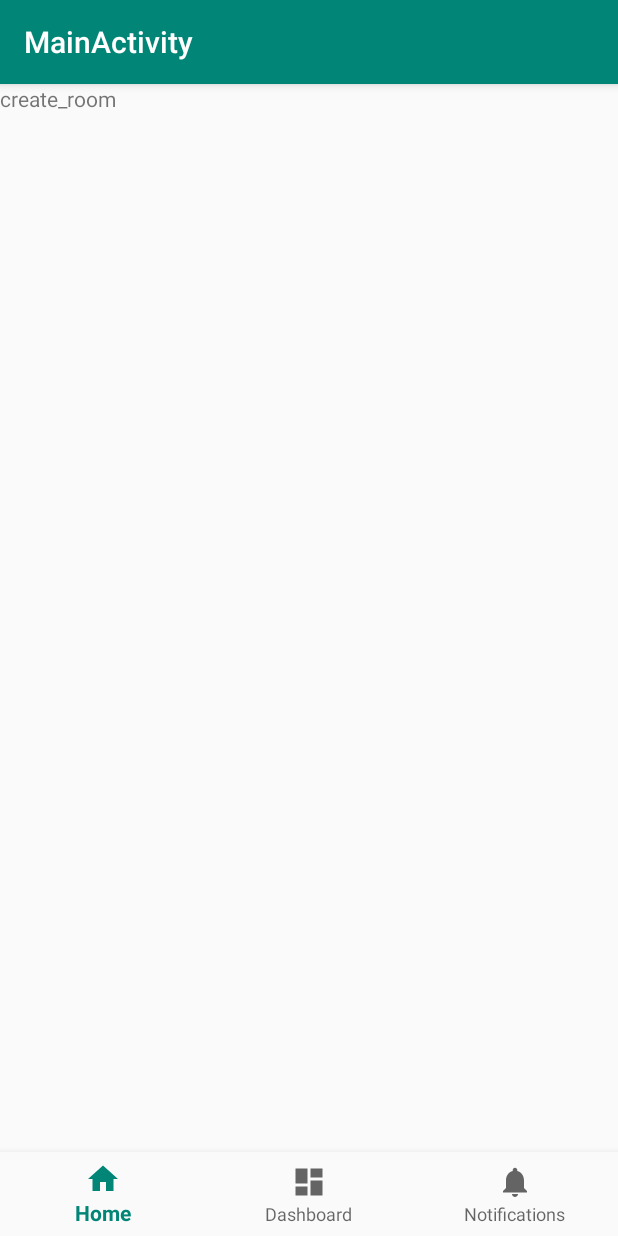
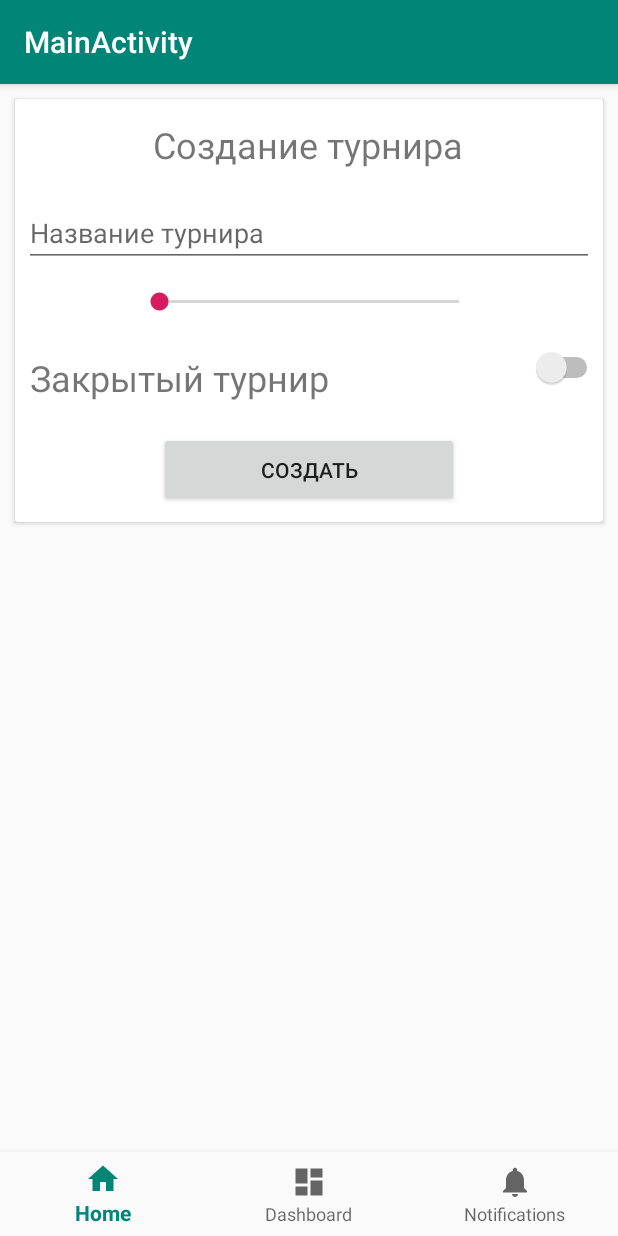
Before and after one commit to N18JAVAPROGRAMMING/Domino, an Android app: the fragment CreateRoom placed in its activity, on a phone screen of 412 x 824 dp. Run offline under Robolectric (Android 15) with nearby library versions, the phone set to English and light mode, and no system bars.

Commit message:
some changes

```diff
--- a/app/build.gradle
+++ b/app/build.gradle
@@ -29,5 +29,5 @@ dependencies {
     androidTestImplementation 'com.android.support.test.espresso:espresso-core:3.0.2'
     implementation 'com.squareup.retrofit2:retrofit:2.5.0'
     implementation 'com.squareup.retrofit2:converter-gson:2.5.0'
-
+    implementation 'com.android.support:design:28.0.0'
 }
--- a/app/src/main/java/com/example/guest/domino/CreateRoom.java
+++ b/app/src/main/java/com/example/guest/domino/CreateRoom.java
@@ -2,10 +2,15 @@ package com.example.guest.domino;
 
 
 import android.os.Bundle;
+import android.support.design.widget.Snackbar;
 import android.support.v4.app.Fragment;
 import android.view.LayoutInflater;
 import android.view.View;
 import android.view.ViewGroup;
+import android.widget.Button;
+import android.widget.EditText;
+import android.widget.SeekBar;
+import android.widget.Switch;
 
 
 /**
@@ -13,9 +18,22 @@ import android.view.ViewGroup;
  */
 public class CreateRoom extends Fragment {
 
+    EditText  editName;
+    Switch turnSwitch;
+    SeekBar seekBar;
+    Button  createButton;
+    static OnCreateRoomListener onCreateRoomListener;
+
+   public interface  OnCreateRoomListener{
+       void OnRoomCreated(Room room);
+   }
 
     public CreateRoom() {
         // Required empty public constructor
+    }
+
+    public void setOnCreateRoomListener(OnCreateRoomListener listener){
+        onCreateRoomListener=listener;
     }
 
 
@@ -23,17 +41,50 @@ public class CreateRoom extends Fragment {
 
         Bundle args = new Bundle();
 
+
         CreateRoom fragment = new CreateRoom();
         fragment.setArguments(args);
         return fragment;
     }
 
 
+
+
     @Override
     public View onCreateView(LayoutInflater inflater, ViewGroup container,
                              Bundle savedInstanceState) {
-        // Inflate the layout for this fragment
-        return inflater.inflate(R.layout.fragment_create_room, container, false);
+        View v  =inflater.inflate(R.layout.fragment_create_room, container, false);
+        editName=v.findViewById(R.id.edit_name);
+        seekBar = v.findViewById(R.id.seek_bar);
+        turnSwitch = v.findViewById(R.id.turnOfOn);
+        seekBar.setMax(5);
+
+        createButton=v.findViewById(R.id.create);
+        setCreateRoomListener();
+
+        return v;
+    }
+
+    public void setCreateRoomListener(){
+        createButton.setOnClickListener(new View.OnClickListener() {
+            @Override
+            public void onClick(View v) {
+                if (editName.getText().toString().length()>0){
+                    Room r = new Room();
+                    r.setName(editName.getText().toString());
+                    r.setRequired_count(seekBar.getProgress());
+                    boolean mode=false;
+                    if(turnSwitch.isActivated()){
+                        mode=true;
+                    }
+                    r.setPrivacyMode(mode);
+                    Snackbar.make(v,"Заявка на турнир приянята",Snackbar.LENGTH_LONG).show();
+                    onCreateRoomListener.OnRoomCreated(r);
+                } else {
+                    Snackbar.make(v,"Не введено имя турнира",Snackbar.LENGTH_LONG).show();
+                }
+            }
+        });
     }
 
 }
--- a/app/src/main/java/com/example/guest/domino/MainActivity.java
+++ b/app/src/main/java/com/example/guest/domino/MainActivity.java
@@ -46,7 +46,15 @@ public class MainActivity extends AppCompatActivity {
                 startActivity(intent);
             }
         });
+
         createRoomFragment=CreateRoom.newInstance();
+       createRoomFragment.setOnCreateRoomListener(new CreateRoom.OnCreateRoomListener() {
+           @Override
+           public void OnRoomCreated(Room room) {
+               getSupportFragmentManager().beginTransaction().replace(R.id.fragment,roomsFragment).commit();
+           }
+       });
+
         getSupportFragmentManager().beginTransaction().replace(R.id.fragment,userFragment).commit();
 
 
--- a/app/src/main/java/com/example/guest/domino/Room.java
+++ b/app/src/main/java/com/example/guest/domino/Room.java
@@ -9,6 +9,7 @@ public class Room {
     int Complexity;
     List<User> active_user;
     int current_count;
+    boolean close;
 
     public static Room GenerateRoom(){
         Room r = new Room();
@@ -32,6 +33,10 @@ public class Room {
 
     public String getName() {
         return Name;
+    }
+
+    public void setPrivacyMode(boolean value){
+        close=value;
     }
 
     public void setName(String name) {
--- a/app/src/main/res/layout/fragment_create_room.xml
+++ b/app/src/main/res/layout/fragment_create_room.xml
@@ -1,14 +1,77 @@
 <?xml version="1.0" encoding="utf-8"?>
-<FrameLayout xmlns:android="http://schemas.android.com/apk/res/android"
+<RelativeLayout xmlns:android="http://schemas.android.com/apk/res/android"
     xmlns:tools="http://schemas.android.com/tools"
-    android:layout_width="match_parent"
-    android:layout_height="match_parent"
+    android:layout_width="wrap_content"
+    android:layout_height="wrap_content"
+
     tools:context=".CreateRoom">
-
+<android.support.v7.widget.CardView
+    android:layout_width="wrap_content"
+    android:layout_height="wrap_content"
+    android:layout_margin="10dp"
+    >
+    <RelativeLayout
+        android:layout_width="wrap_content"
+        android:layout_height="wrap_content">
     <!-- TODO: Update blank fragment layout -->
     <TextView
+        android:layout_width="wrap_content"
+        android:layout_height="wrap_content"
+        android:text="Создание турнира"
+        android:textSize="24sp"
+        android:id="@+id/title"
+        android:layout_centerHorizontal="true"
+        android:layout_margin="14sp"/>
+
+
+    <EditText
         android:layout_width="match_parent"
-        android:layout_height="match_parent"
-        android:text="create_room" />
+        android:layout_height="wrap_content"
+        android:hint="Название турнира"
+        android:layout_margin="6dp"
+        android:id="@+id/edit_name"
+        android:layout_below="@+id/title"/>
 
-</FrameLayout>
+    <SeekBar
+        android:layout_width="wrap_content"
+        android:layout_height="wrap_content"
+        android:id="@+id/seek_bar"
+        android:minWidth="200dp"
+        android:layout_centerHorizontal="true"
+        android:layout_below="@+id/edit_name"
+        android:layout_marginRight="16dp"
+        android:layout_marginLeft="16dp"
+        android:layout_marginTop="8dp"
+        android:layout_marginBottom="15dp"
+        />
+
+    <Switch
+        android:layout_width="wrap_content"
+        android:layout_height="wrap_content"
+        android:layout_below="@+id/seek_bar"
+        android:id="@+id/turnOfOn"
+        android:layout_margin="6dp"
+        android:layout_alignParentRight="true"
+
+        />
+
+    <TextView
+        android:layout_margin="10dp"
+        android:layout_width="wrap_content"
+        android:layout_height="wrap_content"
+        android:text="Закрытый турнир"
+        android:textSize="24sp"
+        android:id="@+id/text_for_switch"
+        android:layout_below="@+id/seek_bar"/>
+
+    <Button
+        android:layout_width="200dp"
+        android:layout_height="50dp"
+        android:layout_margin="10dp"
+        android:text="Создать"
+        android:layout_centerHorizontal="true"
+        android:id="@+id/create"
+        android:layout_below="@+id/text_for_switch"/>
+    </RelativeLayout>
+</android.support.v7.widget.CardView>
+</RelativeLayout>
```
